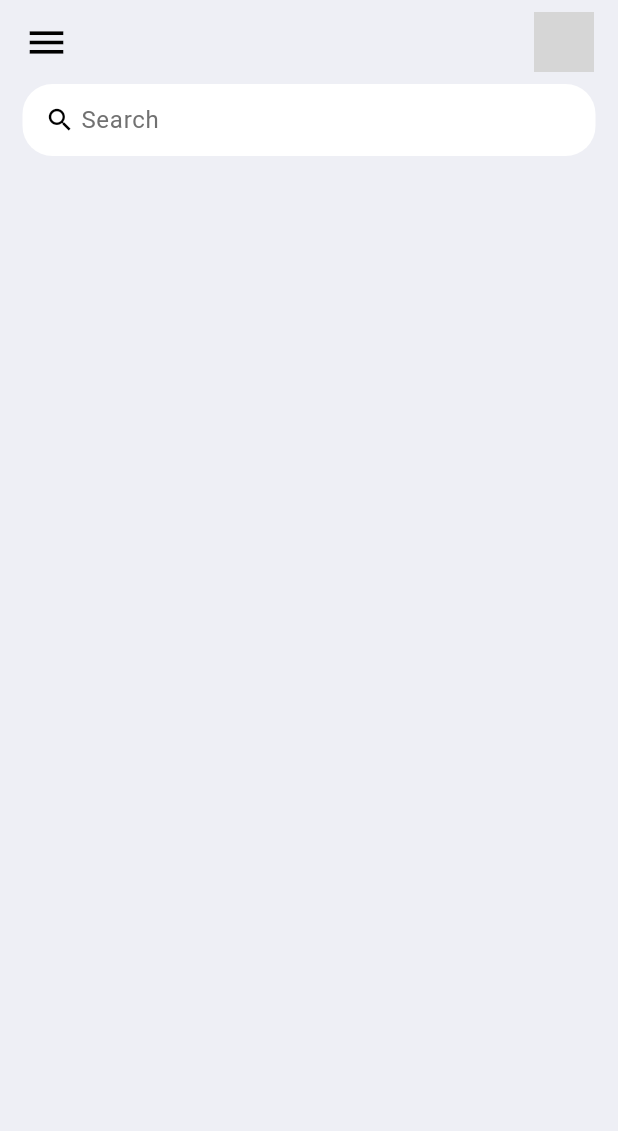
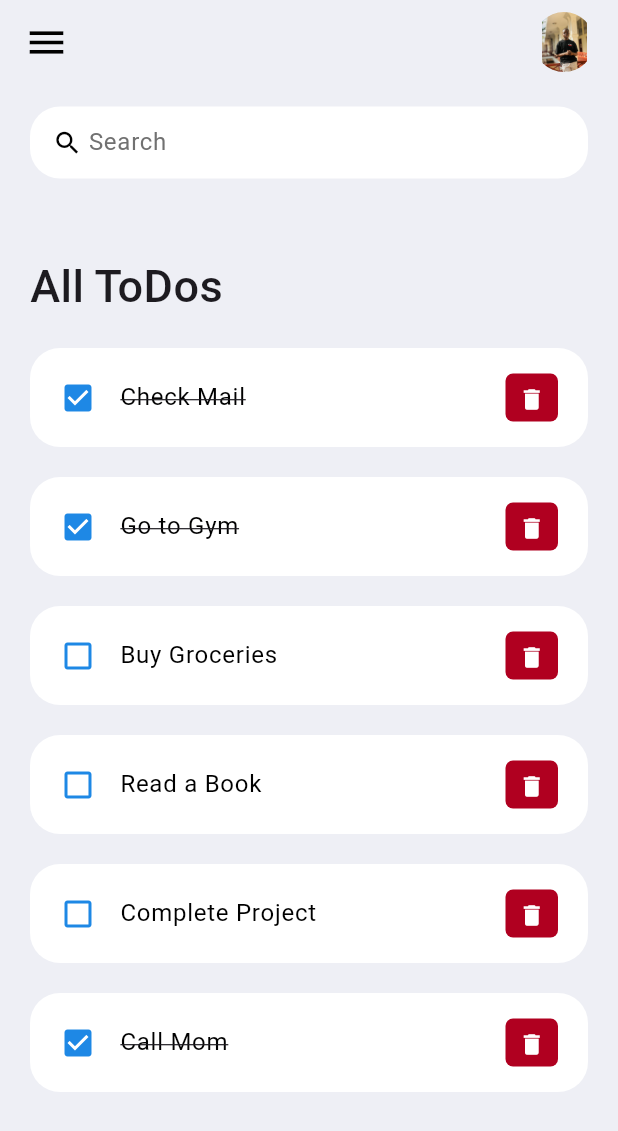
Before and after one commit to paladin-2024/To-do-App-with-flutter, a Flutter app: the screen it shows after launch, on a phone screen of 412 x 824 dp. Shown: the top 1131 px of the screen. Run offline on Flutter 3.47's test engine with Material 3 defaults, Android fonts, the phone set to English and light mode, and no system bars; grey boxes are pictures that could not be loaded.

Commit message:
update ToDoItem widget to use Material design and enhance interactivity

```diff
--- a/lib/models/todo.dart
+++ b/lib/models/todo.dart
@@ -0,0 +1,23 @@
+import 'package:flutter/cupertino.dart';
+
+class ToDo{
+  String? id;
+  String? todoText;
+  bool? isDone;
+
+  ToDo({
+    required this.id,
+    required this.todoText,
+    this.isDone=false,
+  });
+  static List<ToDo> todoList() {
+    return [
+      ToDo(id: '01', todoText: 'Check Mail', isDone: true),
+      ToDo(id: '02', todoText: 'Go to Gym', isDone: true),
+      ToDo(id: '03', todoText: 'Buy Groceries', ),
+      ToDo(id: '04', todoText: 'Read a Book', ),
+      ToDo(id: '05', todoText: 'Complete Project',),
+      ToDo(id: '06', todoText: 'Call Mom', isDone: true),
+    ];
+  }
+}
--- a/lib/screens/home.dart
+++ b/lib/screens/home.dart
@@ -1,54 +1,65 @@
-
 import 'package:flutter/material.dart';
-import 'package:to_do_app/constraints/colors.dart';
+import '../constraints/colors.dart';
+import '../models/todo.dart';
+import '../widgets/todo_item.dart';
 
 class Home extends StatelessWidget {
-  const Home({Key? key}) : super(key: key);
+  Home({Key? key}) : super(key: key);
 
+  final todosList = ToDo.todoList();
  @override
   Widget build(BuildContext context) {
     return Scaffold(
       backgroundColor: tdBGColor,
       appBar: _buildAppBar(),
     body: Container(
-        padding:EdgeInsets.symmetric(horizontal: 15),
+        padding: EdgeInsets.symmetric(horizontal: 20, vertical: 15),
         child: Column(
           children: [
             searchBox(),
+            Expanded(  // Replaces incorrect `widget` usage
+              child: ListView(
+                children: [
+                  Container(
+                    margin: EdgeInsets.only(top: 50, bottom: 20),
+                    child: Text(
+                      "All ToDos",
+                      style: TextStyle(
+                          fontSize: 30,
+                          fontWeight: FontWeight.w500
+                      ),
+                    ),
+                  ),
+                  for (ToDo todoo in todosList)
+                  ToDoItem(todo:todoo,),
+                ],
+              ),
+            ),
           ],
         ),
       ),
     );
   }
 
-  Widget searchBox(){
+  Widget searchBox() {
     return Container(
       padding: EdgeInsets.symmetric(horizontal: 15),
-      decoration:BoxDecoration(
+      decoration: BoxDecoration(
         color: Colors.white,
         borderRadius: BorderRadius.circular(20),
       ),
       child: TextField(
         decoration: InputDecoration(
           contentPadding: EdgeInsets.all(0),
-            prefixIcon: Icon(
-              Icons.search,
-              color:tdBlack,
-              size: 20,
-            ),
-            prefixIconConstraints: BoxConstraints(
-                maxHeight: 20,
-                maxWidth: 25
-            ),
+          prefixIcon: Icon(Icons.search, color: tdBlack, size: 20),
+          prefixIconConstraints: BoxConstraints(maxHeight: 20, maxWidth: 25),
           border: InputBorder.none,
           hintText: "Search",
-            hintStyle: TextStyle(color: tdGrey)
+          hintStyle: TextStyle(color: tdGrey),
         ),
       ),
     );
   }
-
-
 
   AppBar _buildAppBar() {
     return AppBar(
@@ -57,19 +68,17 @@ class Home extends StatelessWidget {
       title: Row(
         mainAxisAlignment: MainAxisAlignment.spaceBetween,
         children: [
-        Icon(Icons.menu,
-          color: tdBlack,
-          size: 30,
-        ),
+          Icon(Icons.menu, color: tdBlack, size: 30),
           Container(
             height: 40,
             width: 40,
             child: ClipRRect(
               borderRadius: BorderRadius.circular(20),
-            child: Image.asset("asseets/images/avatar.jpg")
+              child: Image.asset("assets/images/avatar.jpg"),  // Fixed asset path
             ),
-        )
-      ],),
+          ),
+        ],
+      ),
     );
   }
 }
--- a/lib/widgets/todo_item.dart
+++ b/lib/widgets/todo_item.dart
@@ -1,9 +1,10 @@
 import 'package:flutter/material.dart';
-import 'package:to_do_app/constraints/colors.dart';
+import '../constraints/colors.dart';
+import '../models/todo.dart';
 
 class ToDoItem extends StatelessWidget {
-
-  const ToDoItem({Key? key}) : super(key: key);
+  final ToDo todo;
+  const ToDoItem({Key? key, required this.todo}) : super(key: key);
 
   @override
   Widget build(BuildContext context) {
@@ -18,13 +19,16 @@ class ToDoItem extends StatelessWidget {
         ),
         contentPadding: EdgeInsets.symmetric(horizontal: 20, vertical: 5),
         tileColor: Colors.white,
-        leading: Icon(Icons.check_box, color: tdBlue,),
+        leading: Icon(
+          (todo.isDone??false)?Icons.check_box: Icons.check_box_outline_blank,
+          color: tdBlue,
+        ),
         title: Text(
-          "Check Mail",
+          todo.todoText!,
           style: TextStyle(
             fontSize: 16,
             color: tdBlack,
-            decoration: TextDecoration.lineThrough,
+            decoration: (todo.isDone?? false) ? TextDecoration.lineThrough : null,
           ),
         ),
         trailing: Container(
```
Lines whose indentation alone changed are shown as unchanged.
